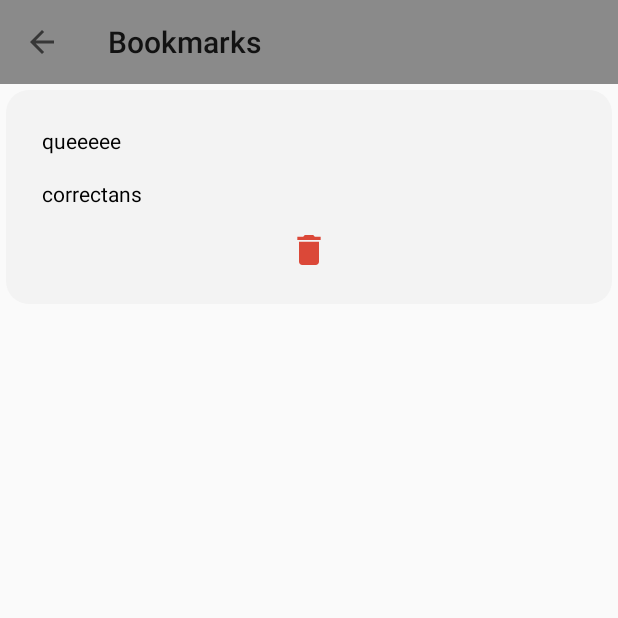
After one commit to nmehare/MobileApp, an Android app: the BookmarkActivity screen opened directly, with no data from a screen before it, on a phone screen of 412 x 824 dp, the top half of it. The commit adds this screen. Run offline under Robolectric (Android 15) with nearby library versions, the phone set to English and light mode, and no system bars.

Commit message:
FEATURE: Added Bookmarks Feature

```diff
--- a/app/src/main/AndroidManifest.xml
+++ b/app/src/main/AndroidManifest.xml
@@ -11,7 +11,8 @@
         android:roundIcon="@mipmap/ic_launcher_round"
         android:supportsRtl="true"
         android:theme="@style/AppTheme">
-        <activity android:name=".ScoreActivity"></activity>
+        <activity android:name=".BookmarkActivity"></activity>
+        <activity android:name=".ScoreActivity" />
         <activity android:name=".QuestionsActivity" />
         <activity android:name=".SetsActivity" />
         <activity android:name=".CategoriesActivity" />
--- /dev/null
+++ b/app/src/main/java/com/example/techquizapp/BookmarkActivity.java
@@ -0,0 +1,49 @@
+package com.example.techquizapp;
+
+import androidx.annotation.NonNull;
+import androidx.appcompat.app.AppCompatActivity;
+import androidx.appcompat.widget.Toolbar;
+import androidx.recyclerview.widget.LinearLayoutManager;
+import androidx.recyclerview.widget.RecyclerView;
+
+import android.os.Bundle;
+import android.view.MenuItem;
+
+import java.util.ArrayList;
+import java.util.List;
+
+public class BookmarkActivity extends AppCompatActivity {
+
+    private RecyclerView recyclerView;
+
+    @Override
+    protected void onCreate(Bundle savedInstanceState) {
+        super.onCreate(savedInstanceState);
+        setContentView(R.layout.activity_bookmark);
+
+        Toolbar toolbar = findViewById(R.id.toolbar);
+
+        setSupportActionBar(toolbar);
+        getSupportActionBar().setTitle("Bookmarks");
+        getSupportActionBar().setDisplayHomeAsUpEnabled(true);
+
+        recyclerView = findViewById(R.id.rv_bookmarks);
+
+        LinearLayoutManager layoutManager = new LinearLayoutManager(this);
+        layoutManager.setOrientation(RecyclerView.VERTICAL);
+
+        recyclerView.setLayoutManager(layoutManager);
+        List<QuestionModel> list = new ArrayList<>();
+        list.add(new QuestionModel("queeeee","", "", "","","correctans",0));
+        BookmarksAdapter adapter = new BookmarksAdapter(list);
+        recyclerView.setAdapter(adapter);
+    }
+
+    @Override
+    public boolean onOptionsItemSelected(@NonNull MenuItem item) {
+        if(item.getItemId() == android.R.id.home){
+            finish();
+        }
+        return super.onOptionsItemSelected(item);
+    }
+}
--- /dev/null
+++ b/app/src/main/java/com/example/techquizapp/BookmarksAdapter.java
@@ -0,0 +1,62 @@
+package com.example.techquizapp;
+
+import android.view.LayoutInflater;
+import android.view.View;
+import android.view.ViewGroup;
+import android.widget.ImageButton;
+import android.widget.TextView;
+
+import androidx.annotation.NonNull;
+import androidx.recyclerview.widget.RecyclerView;
+
+import java.util.List;
+
+public class BookmarksAdapter extends RecyclerView.Adapter<BookmarksAdapter.Viewholder> {
+    private List<QuestionModel> list;
+
+    public BookmarksAdapter(List<QuestionModel> list) {
+        this.list = list;
+    }
+
+    @NonNull
+    @Override
+    public Viewholder onCreateViewHolder(@NonNull ViewGroup parent, int viewType) {
+        View view = LayoutInflater.from(parent.getContext()).inflate(R.layout.bookmark_item, parent, false);
+        return new Viewholder(view);
+    }
+
+    @Override
+    public void onBindViewHolder(@NonNull Viewholder holder, int position) {
+        holder.setData(list.get(position).getQuestion(), list.get(position).getCorrentANS(), position);
+
+    }
+
+    @Override
+    public int getItemCount() {
+        return list.size();
+    }
+
+    class Viewholder extends RecyclerView.ViewHolder{
+        private TextView question, answer;
+        private ImageButton deleteBtn;
+        public Viewholder(@NonNull View itemView) {
+            super(itemView);
+
+            question = itemView.findViewById(R.id.question);
+            answer = itemView.findViewById(R.id.answer);
+            deleteBtn = itemView.findViewById(R.id.delete_Btn);
+        }
+        private void setData(String question, String answer, final int position){
+            this.question.setText(question);
+            this.answer.setText(answer);
+
+            deleteBtn.setOnClickListener(new View.OnClickListener() {
+                @Override
+                public void onClick(View v) {
+                    list.remove(position);
+                    notifyItemRemoved(position);
+                }
+            });
+        }
+    }
+}
--- a/app/src/main/java/com/example/techquizapp/MainActivity.java
+++ b/app/src/main/java/com/example/techquizapp/MainActivity.java
@@ -9,7 +9,8 @@ import android.widget.Button;
 
 public class MainActivity extends AppCompatActivity {
 
-    private Button startBtn;
+    private Button startBtn, bookmarkBtn;
+
     @Override
     protected void onCreate(Bundle savedInstanceState) {
         super.onCreate(savedInstanceState);
@@ -23,5 +24,14 @@ public class MainActivity extends AppCompatActivity {
                 startActivity(categoryIntent);
             }
         });
+
+        bookmarkBtn = findViewById(R.id.bookmarks_btn);
+        bookmarkBtn.setOnClickListener(new View.OnClickListener(){
+            @Override
+            public void onClick(View v){
+                Intent bookmarksIntent = new Intent( MainActivity.this,BookmarkActivity.class);
+                startActivity(bookmarksIntent);
+            }
+        });
     }
 }
--- a/app/src/main/java/com/example/techquizapp/QuestionsActivity.java
+++ b/app/src/main/java/com/example/techquizapp/QuestionsActivity.java
@@ -75,12 +75,6 @@ public class QuestionsActivity extends AppCompatActivity {
         list  = new ArrayList<>();
 //        list.add(new QuestionModel("question 1", "a", "b", "c", "d", "a"));
 //        list.add(new QuestionModel("question 2", "a", "b", "c", "d", "a"));
-//        list.add(new QuestionModel("question 3", "a", "b", "c", "d", "b"));
-//        list.add(new QuestionModel("question 4", "a", "b", "c", "d", "b"));
-//        list.add(new QuestionModel("question 5", "a", "b", "c", "d", "a"));
-//        list.add(new QuestionModel("question 6", "a", "b", "c", "d", "a"));
-//        list.add(new QuestionModel("question 7", "a", "b", "c", "d", "a"));
-//        list.add(new QuestionModel("question 8", "a", "b", "c", "d", "a"));
 
 
             loadingDialog.show();
--- /dev/null
+++ b/app/src/main/res/drawable-anydpi/delete.xml
@@ -0,0 +1,14 @@
+<vector xmlns:android="http://schemas.android.com/apk/res/android"
+    android:width="24dp"
+    android:height="24dp"
+    android:viewportWidth="21.6"
+    android:viewportHeight="21.6"
+    android:tint="#D51D09"
+    android:alpha="0.8">
+  <group android:translateX="-1.2"
+      android:translateY="-1.2">
+      <path
+          android:fillColor="#FF000000"
+          android:pathData="M6,19c0,1.1 0.9,2 2,2h8c1.1,0 2,-0.9 2,-2V7H6v12zM19,4h-3.5l-1,-1h-5l-1,1H5v2h14V4z"/>
+  </group>
+</vector>
--- /dev/null
+++ b/app/src/main/res/layout/activity_bookmark.xml
@@ -0,0 +1,22 @@
+<?xml version="1.0" encoding="utf-8"?>
+<LinearLayout xmlns:android="http://schemas.android.com/apk/res/android"
+    xmlns:app="http://schemas.android.com/apk/res-auto"
+    xmlns:tools="http://schemas.android.com/tools"
+    android:layout_width="match_parent"
+    android:layout_height="match_parent"
+    android:orientation="vertical"
+    tools:context=".BookmarkActivity">
+
+    <androidx.appcompat.widget.Toolbar
+        android:id="@+id/toolbar"
+        android:layout_width="match_parent"
+        android:layout_height="?attr/actionBarSize"
+        android:background="#8A8A8A"/>
+
+    <androidx.recyclerview.widget.RecyclerView
+        android:id="@+id/rv_bookmarks"
+        android:layout_width="match_parent"
+        android:layout_height="0dp"
+        android:layout_weight="1"/>
+
+</LinearLayout>
--- /dev/null
+++ b/app/src/main/res/layout/bookmark_item.xml
@@ -0,0 +1,33 @@
+<?xml version="1.0" encoding="utf-8"?>
+<LinearLayout xmlns:android="http://schemas.android.com/apk/res/android"
+    xmlns:app="http://schemas.android.com/apk/res-auto"
+    android:orientation="vertical"
+    android:padding="16dp"
+    android:background="@drawable/category_bg"
+    android:layout_margin="4dp"
+    android:layout_width="match_parent"
+    android:layout_height="wrap_content">
+
+    <TextView
+        android:id="@+id/question"
+        android:layout_width="match_parent"
+        android:layout_height="wrap_content"
+        android:textColor="@android:color/black"
+        android:padding="8dp"
+        android:text="Question"/>
+    <TextView
+        android:id="@+id/answer"
+        android:layout_width="match_parent"
+        android:layout_height="wrap_content"
+        android:textColor="@android:color/black"
+        android:padding="8dp"
+        android:text="Answer"/>
+    <ImageButton
+        android:id="@+id/delete_Btn"
+        android:layout_width="match_parent"
+        android:layout_height="wrap_content"
+        android:src="@drawable/delete"
+        android:background="@android:color/transparent"
+        android:padding="8dp"/>
+
+</LinearLayout>
```
Also changed, not shown: app/src/main/java/com/example/techquizapp/CategoriesActivity.java (+0 -10 lines), app/src/main/res/drawable-hdpi/delete.png (added), app/src/main/res/drawable-mdpi/delete.png (added), app/src/main/res/drawable-xhdpi/delete.png (added), app/src/main/res/drawable-xxhdpi/delete.png (added).
